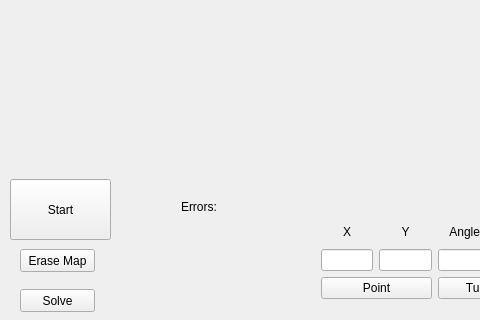
Before: the Qt Designer form RMR_QT/RMR_QT.ui in MarkMan0/RMR, drawn with Qt 5; both pictures show x 0 to 480 and y 331 to 651 of the 803 by 651 pixel window.
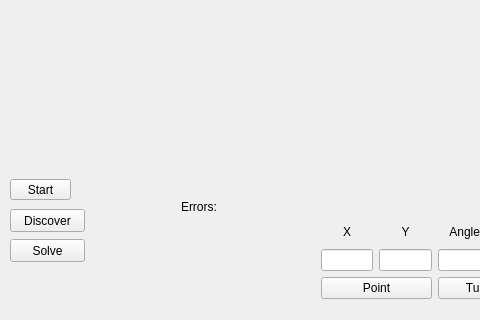
After: the same form once the commit is applied.

What changed in the file:
```diff
--- a/RMR_QT/RMR_QT.ui
+++ b/RMR_QT/RMR_QT.ui
@@ -18,8 +18,8 @@
     <rect>
      <x>10</x>
      <y>510</y>
-     <width>101</width>
-     <height>61</height>
+     <width>61</width>
+     <height>21</height>
     </rect>
    </property>
    <property name="text">
@@ -40,14 +40,14 @@
   <widget class="QPushButton" name="pushButtonEraseMap">
    <property name="geometry">
     <rect>
-     <x>20</x>
-     <y>580</y>
+     <x>10</x>
+     <y>540</y>
      <width>75</width>
      <height>23</height>
     </rect>
    </property>
    <property name="text">
-    <string>Erase Map</string>
+    <string>Discover</string>
    </property>
   </widget>
   <widget class="QWidget" name="layoutWidget">
@@ -258,8 +258,8 @@
   <widget class="QPushButton" name="pushButtonSolve">
    <property name="geometry">
     <rect>
-     <x>20</x>
-     <y>620</y>
+     <x>10</x>
+     <y>570</y>
      <width>75</width>
      <height>23</height>
     </rect>
```
Left out of the diff: 4 changed lines with no effect on the pictures.
